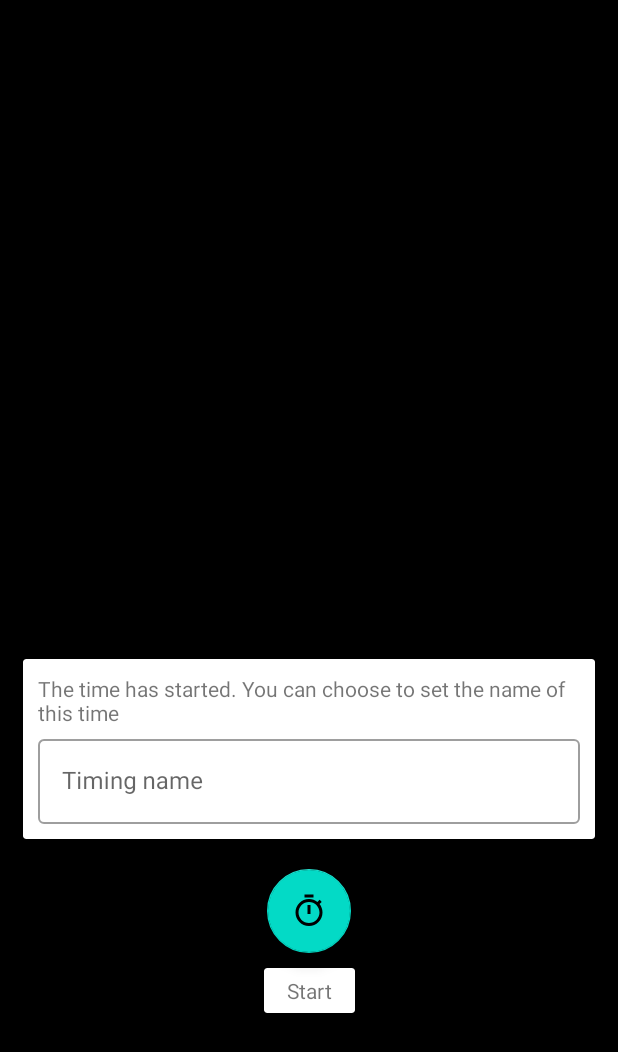
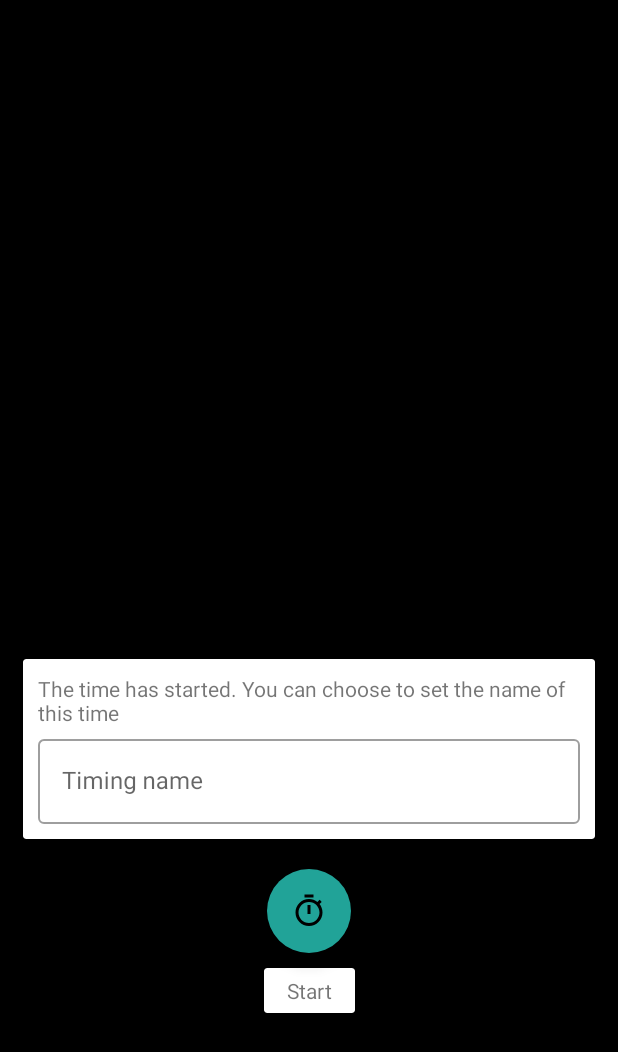
Before and after one commit to Mr-XiaoLiang/LCountdown, an Android app: the layout activity_quick_timing.xml on its own in the app's theme, with its tools: preview values and no code run, on a phone screen of 412 x 824 dp. Shown: the top 1052 px of the screen. Run offline under Robolectric (Android 15) with nearby library versions, the phone set to English and light mode, and no system bars.

Commit message:
fix: 调整计时器列表页面的悬浮按钮

```diff
--- a/mobile/src/main/res/layout/activity_quick_timing.xml
+++ b/mobile/src/main/res/layout/activity_quick_timing.xml
@@ -58,13 +58,14 @@
 
     </androidx.cardview.widget.CardView>
 
-    <com.google.android.material.floatingactionbutton.FloatingActionButton
+    <com.google.android.material.floatingactionbutton.ExtendedFloatingActionButton
         android:transitionName="QUIET_BTN"
         android:id="@+id/quietBtn"
         android:layout_width="wrap_content"
         android:layout_height="wrap_content"
         android:layout_marginTop="20dp"
-        android:src="@drawable/ic_timer_black_24dp"
+        app:icon="@drawable/ic_timer_black_24dp"
+        app:backgroundTint="@color/timerBtnBackground"
         app:fabSize="normal"
         app:layout_constraintBottom_toBottomOf="parent"
         app:layout_constraintLeft_toLeftOf="parent"
--- a/mobile/src/main/res/layout/activity_timing_list.xml
+++ b/mobile/src/main/res/layout/activity_timing_list.xml
@@ -22,12 +22,13 @@
 
     <include layout="@layout/content_timing_list" />
 
-    <com.google.android.material.floatingactionbutton.FloatingActionButton
+    <com.google.android.material.floatingactionbutton.ExtendedFloatingActionButton
         android:id="@+id/quickTimingBtn"
         android:layout_width="wrap_content"
         android:layout_height="wrap_content"
         android:layout_gravity="bottom|start"
         android:layout_margin="@dimen/fab_margin"
-        app:srcCompat="@drawable/ic_timer_black_24dp"/>
+        app:icon="@drawable/ic_timer_black_24dp"
+        app:backgroundTint="@color/timerBtnBackground"/>
 
 </androidx.coordinatorlayout.widget.CoordinatorLayout>
--- a/mobile/src/main/res/values/colors.xml
+++ b/mobile/src/main/res/values/colors.xml
@@ -19,4 +19,6 @@
     <color name="expandBtnSelect">#df9fb4</color>
     <color name="expandBtnDefault">#525252</color>
 
+    <color name="timerBtnBackground">#21A398</color>
+
 </resources>
```
